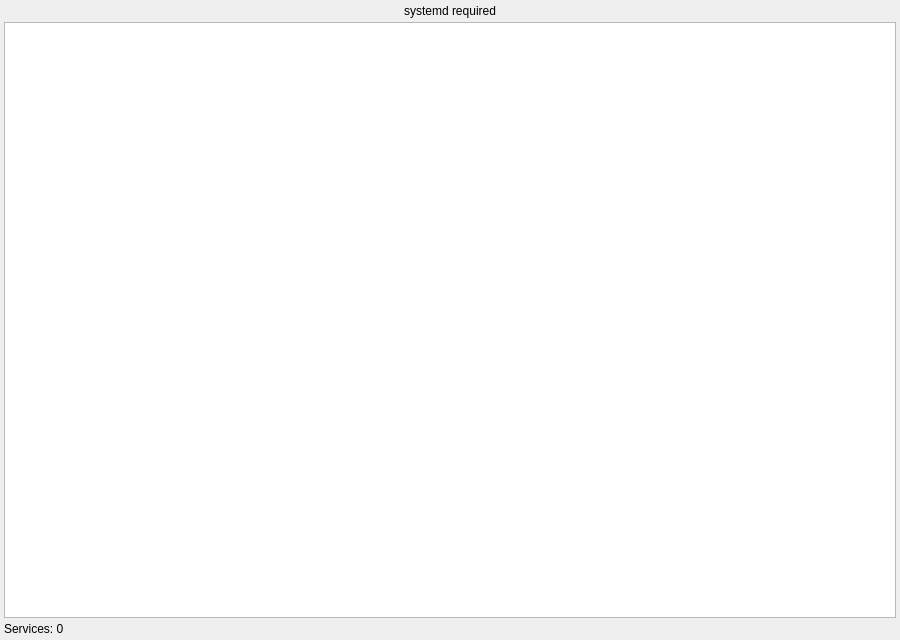
wholikeel/TuxManager, file src/serviceswidget.ui: the form before one commit.
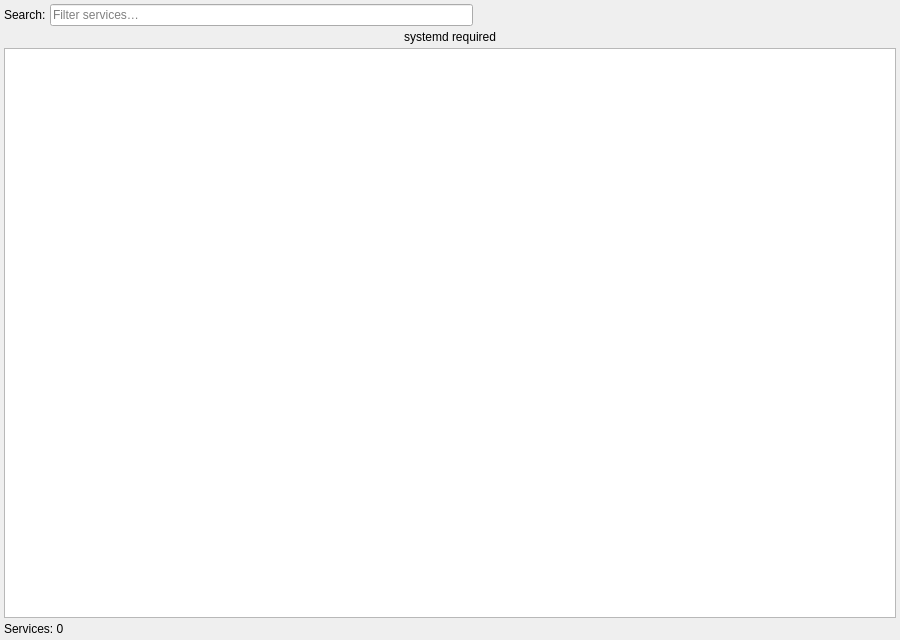
The form after the commit.

Commit message:
refactored services table
now we are using QTable with same data model as in processes, allowing
for dynamic filter and improving the reload performance

```diff
--- a/src/serviceswidget.ui
+++ b/src/serviceswidget.ui
@@ -26,6 +26,43 @@
    <property name="bottomMargin">
     <number>4</number>
    </property>
+   <item>
+    <layout class="QHBoxLayout" name="toolbarLayout">
+     <item>
+      <widget class="QLabel" name="searchLabel">
+       <property name="text">
+        <string>Search:</string>
+       </property>
+      </widget>
+     </item>
+     <item>
+      <widget class="QLineEdit" name="searchEdit">
+       <property name="placeholderText">
+        <string>Filter services…</string>
+       </property>
+       <property name="clearButtonEnabled">
+        <bool>true</bool>
+       </property>
+       <property name="maximumWidth">
+        <number>240</number>
+       </property>
+      </widget>
+     </item>
+     <item>
+      <spacer>
+       <property name="orientation">
+        <enum>Qt::Horizontal</enum>
+       </property>
+       <property name="sizeHint" stdset="0">
+        <size>
+         <width>40</width>
+         <height>20</height>
+        </size>
+       </property>
+      </spacer>
+     </item>
+    </layout>
+   </item>
    <item>
     <widget class="QLabel" name="unavailableLabel">
      <property name="visible">
@@ -40,7 +77,17 @@
     </widget>
    </item>
    <item>
-    <widget class="QTableWidget" name="tableWidget"/>
+    <widget class="QTableView" name="tableView">
+     <property name="selectionBehavior">
+      <enum>QAbstractItemView::SelectRows</enum>
+     </property>
+     <property name="alternatingRowColors">
+      <bool>true</bool>
+     </property>
+     <property name="sortingEnabled">
+      <bool>true</bool>
+     </property>
+    </widget>
    </item>
    <item>
     <widget class="QLabel" name="statusLabel">
```
The commit also changes 7 other files.
